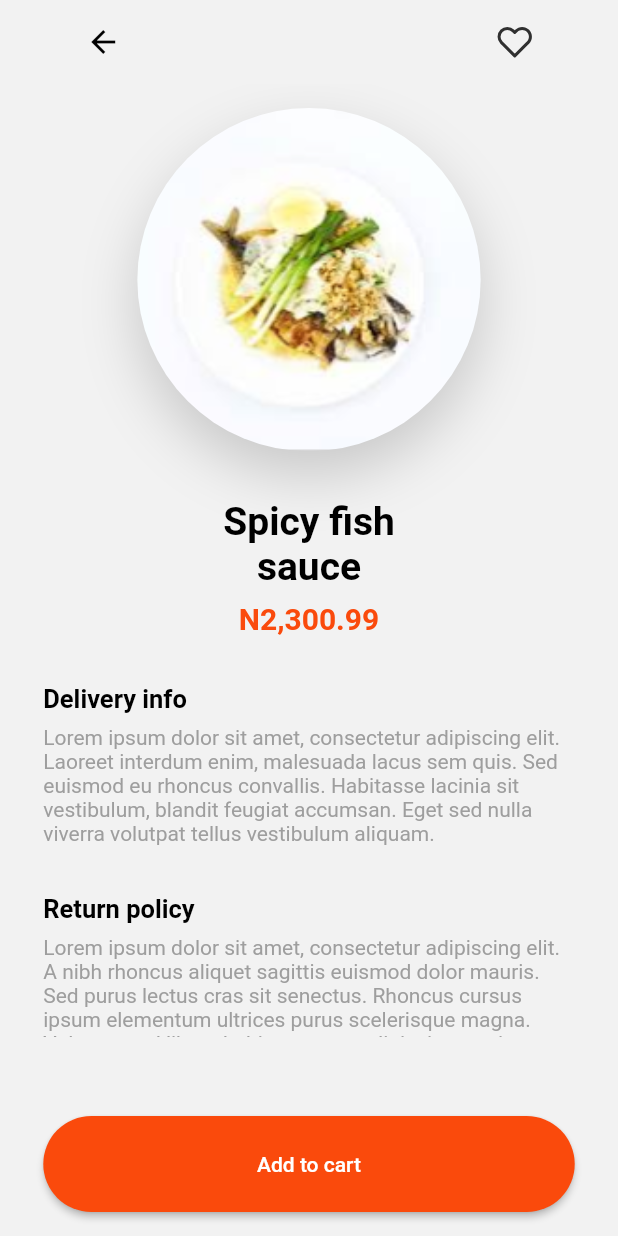
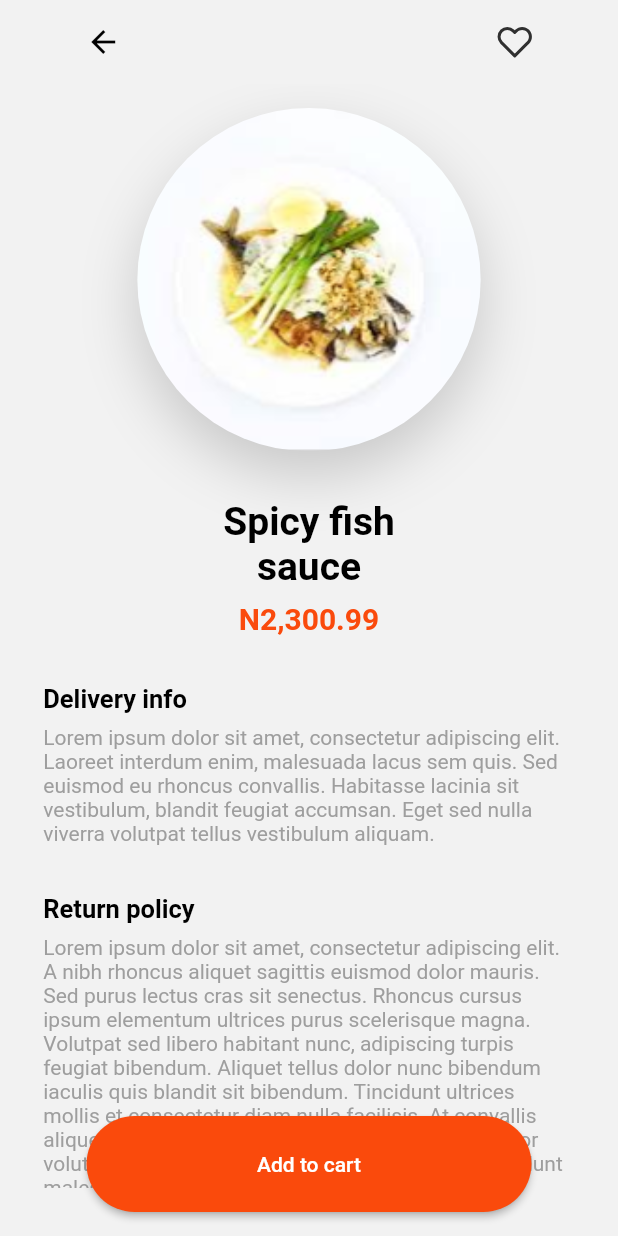
Before and after one commit to Takano9999/food_delivery, a Flutter app: the HomeScreen screen opened directly, after a tap on an icon or button, on a phone screen of 412 x 824 dp. Run offline on Flutter 3.47's test engine with Material 2 defaults, Android fonts, the phone set to English and light mode, and no system bars; our stand-ins replace badges, flutter_advanced_drawer, flutter_slidable, flutter_svg, get; Roboto replaces fonts that are missing (SF).

Commit message:
change ui responsive performance

```diff
--- a/lib/screens/details_screen/ItemDetails.dart
+++ b/lib/screens/details_screen/ItemDetails.dart
@@ -23,6 +23,9 @@ class ItemDetailsScreen extends StatelessWidget {
         appBar: buildAppBar(bodyMargin, context),
         body: Padding(
           padding: EdgeInsets.symmetric(horizontal: bodyMargin),
+          child: Stack(
+            children: [
+              Positioned.fill(
                 child: Column(
                   crossAxisAlignment: CrossAxisAlignment.start,
                   children: [
@@ -71,8 +74,7 @@ class ItemDetailsScreen extends StatelessWidget {
                     const SizedBox(
                       height: 32,
                     ),
-              SizedBox(
-                height: size.height / 3.5,
+                    Expanded(
                       child: SingleChildScrollView(
                         physics: const BouncingScrollPhysics(),
                         child: Column(
@@ -109,8 +111,17 @@ class ItemDetailsScreen extends StatelessWidget {
                         ),
                       ),
                     ),
-              const Spacer(),
-              SizedBox(
+                    const SizedBox(
+                      height: 32,
+                    ),
+                  ],
+                ),
+              ),
+              Positioned(
+              left: bodyMargin,
+              right: bodyMargin,
+              bottom: 16,
+              child: SizedBox(
                 height: 64,
                 width: double.infinity,
                 child: ElevatedButton(
@@ -125,8 +136,6 @@ class ItemDetailsScreen extends StatelessWidget {
                       onPrimary: SolidColors.buttonTextColorWhite),
                 ),
               ),
-              const SizedBox(
-                height: 16,
               ),
             ],
           ),
--- a/lib/screens/home_screen/components/category_item.dart
+++ b/lib/screens/home_screen/components/category_item.dart
@@ -1,6 +1,5 @@
 
 
-import 'package:flutter/cupertino.dart';
 import 'package:flutter/material.dart';
 
 import '../../../constants/colors.dart';
@@ -24,7 +23,6 @@ class CategoryItem extends StatelessWidget {
   Widget build(BuildContext context) {
     return InkWell(
       onTap: pressed,
-      child: SizedBox(
       child: Column(
         children: [
           Padding(
@@ -52,7 +50,6 @@ class CategoryItem extends StatelessWidget {
           )
         ],
       ),
-      ),
     );
   }
 }
```
Lines whose indentation alone changed are shown as unchanged.
